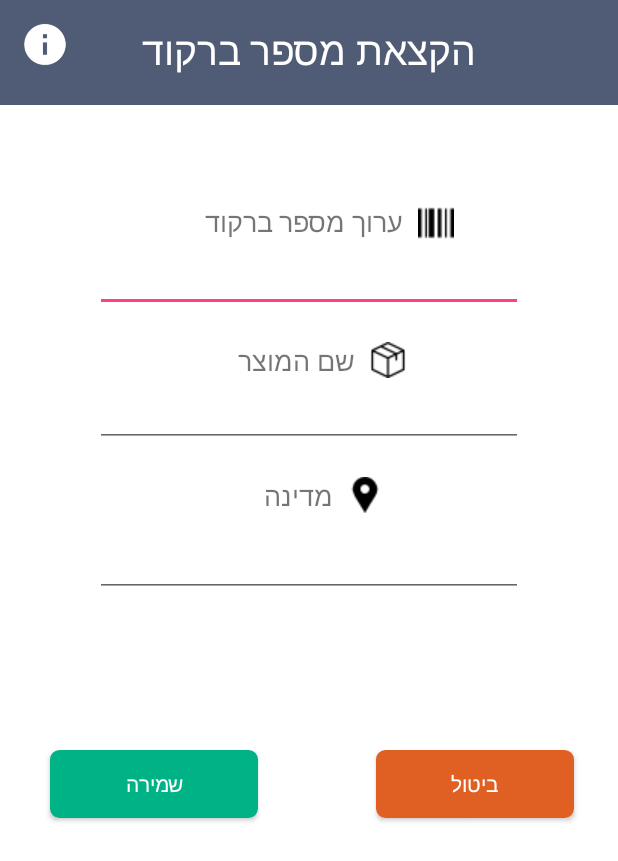
After one commit to moranmo29/Final_Project, an Android app: the AddBarcode screen opened directly, with no data from a screen before it, on a phone screen of 412 x 824 dp. The commit adds this screen. Shown: the top 861 px of the screen. Run offline under Robolectric (Android 15) with nearby library versions, the phone set to English and light mode, and no system bars.

Commit message:
add barcode activity

```diff
--- a/app/src/main/AndroidManifest.xml
+++ b/app/src/main/AndroidManifest.xml
@@ -28,7 +28,9 @@
         <activity android:name=".Shops" />
         <activity android:name=".AddShop" />
         <activity android:name=".ToDo" />
-        <activity android:name=".AddToDo"></activity>
+        <activity android:name=".AddToDo" />
+        <activity android:name=".Barcode" />
+        <activity android:name=".AddBarcode"></activity>
     </application>
 
 </manifest>
--- /dev/null
+++ b/app/src/main/java/com/moran/myd/AddBarcode.java
@@ -0,0 +1,32 @@
+package com.moran.myd;
+
+import android.content.Intent;
+import android.support.v7.app.AppCompatActivity;
+import android.os.Bundle;
+import android.view.View;
+import android.widget.Button;
+
+public class AddBarcode extends AppCompatActivity {
+
+    Button cancelBarcodeBtn;
+
+    @Override
+    protected void onCreate(Bundle savedInstanceState) {
+        super.onCreate(savedInstanceState);
+        setContentView(R.layout.activity_add_barcode);
+
+        cancelBarcodeBtn = (Button)findViewById(R.id.cancel_btn);
+
+        cancelBarcodeBtn.setOnClickListener(new View.OnClickListener() {
+            @Override
+            public void onClick(View view) {
+                moveToBarcodeScreen();
+            }
+        });
+    }
+
+    public void moveToBarcodeScreen(){
+        Intent i = new Intent(AddBarcode.this, Barcode.class);
+        startActivity(i);
+    }
+}
--- a/app/src/main/java/com/moran/myd/MainMenu.java
+++ b/app/src/main/java/com/moran/myd/MainMenu.java
@@ -54,6 +54,8 @@ public class MainMenu extends AppCompatActivity {
                         startActivity(i);
                         break;
                     case 5:
+                        i = new Intent(MainMenu.this,Barcode.class);
+                        startActivity(i);
                         break;
                     case 6:
                         break;
--- /dev/null
+++ b/app/src/main/res/layout/activity_add_barcode.xml
@@ -0,0 +1,169 @@
+<?xml version="1.0" encoding="utf-8"?>
+<RelativeLayout xmlns:android="http://schemas.android.com/apk/res/android"
+    xmlns:app="http://schemas.android.com/apk/res-auto"
+    xmlns:tools="http://schemas.android.com/tools"
+    android:id="@+id/activity_add_barcode"
+    android:layout_width="match_parent"
+    android:layout_height="match_parent"
+    android:background="#FFFFFF"
+    tools:context="com.moran.myd.AddBarcode">
+
+    <LinearLayout
+        android:layout_width="match_parent"
+        android:layout_height="70dp"
+        android:layout_centerHorizontal="true"
+        android:background="#505C76"
+        android:orientation="vertical"
+        android:textAlignment="center" />
+
+    <TextView
+        android:id="@+id/textAddBarcode"
+        android:layout_width="match_parent"
+        android:layout_height="wrap_content"
+        android:layout_alignParentLeft="true"
+        android:layout_alignParentStart="true"
+        android:layout_marginBottom="19dp"
+        android:padding="15dp"
+        android:text="@string/new_barcode_title"
+        android:textAlignment="center"
+        android:textColor="@android:color/white"
+        android:textSize="26sp" />
+
+    <LinearLayout
+        android:layout_width="match_parent"
+        android:layout_height="400dp"
+        android:layout_alignParentLeft="true"
+        android:layout_alignParentStart="true"
+        android:layout_below="@+id/textAddBarcode"
+        android:orientation="vertical"
+        android:weightSum="1">
+
+        <TextView
+            android:id="@+id/add_barcode_number_title"
+            android:layout_width="193dp"
+            android:layout_height="wrap_content"
+            android:layout_gravity="center"
+            android:layout_marginTop="50dp"
+            android:layout_weight="0.03"
+            android:drawablePadding="10dp"
+            android:drawableRight="@drawable/barcode_icon"
+            android:ems="10"
+            android:text="@string/barcode_number"
+            android:textSize="18sp" />
+
+        <EditText
+            android:id="@+id/add_barcode_number"
+            android:layout_width="285dp"
+            android:layout_height="wrap_content"
+            android:layout_gravity="center"
+            android:ems="10"
+            android:inputType="number"
+            android:textAlignment="center" />
+
+        <TextView
+            android:id="@+id/add_product_name_title"
+            android:layout_width="130dp"
+            android:layout_height="wrap_content"
+            android:layout_gravity="center"
+            android:layout_marginTop="20dp"
+            android:drawablePadding="10dp"
+            android:drawableRight="@drawable/package_product"
+            android:ems="10"
+            android:text="@string/bracode_product_name"
+            android:textSize="18sp" />
+
+        <EditText
+            android:id="@+id/et_product_name"
+            android:layout_width="285dp"
+            android:layout_height="wrap_content"
+            android:layout_gravity="center"
+            android:drawablePadding="10dp"
+            android:ems="10"
+            android:imeOptions="actionNext"
+            android:inputType="text"
+            android:maxLines="1"
+            android:textAlignment="center" />
+
+        <TextView
+            android:id="@+id/add_tv_country"
+            android:layout_width="99dp"
+            android:layout_height="wrap_content"
+            android:layout_gravity="center"
+            android:layout_marginTop="20dp"
+            android:drawablePadding="10dp"
+            android:drawableRight="@drawable/locate_country"
+            android:ems="10"
+            android:text="@string/barcode_country"
+            android:textSize="18sp" />
+
+        <EditText
+            android:id="@+id/et_country"
+            android:layout_width="285dp"
+            android:layout_height="wrap_content"
+            android:layout_gravity="center"
+            android:layout_weight="0.10"
+            android:drawablePadding="10dp"
+            android:ems="10"
+            android:imeOptions="actionDone"
+            android:inputType="text"
+            android:maxLines="1"
+            android:textAlignment="center" />
+
+    </LinearLayout>
+
+    <ImageButton
+        android:id="@+id/info_btn"
+        android:layout_width="35dp"
+        android:layout_height="35dp"
+        android:layout_alignParentLeft="true"
+        android:layout_alignParentStart="true"
+        android:layout_alignParentTop="true"
+        android:layout_marginLeft="12dp"
+        android:layout_marginStart="12dp"
+        android:layout_marginTop="12dp"
+        android:background="#505C76"
+        android:scaleType="fitXY"
+        app:srcCompat="@drawable/infor" />
+
+    <RelativeLayout
+        android:layout_width="match_parent"
+        android:layout_height="100dp"
+        android:layout_alignParentLeft="true"
+        android:layout_alignParentStart="true"
+        android:layout_alignParentTop="true"
+        android:layout_marginTop="500dp">
+
+        <Button
+            android:id="@+id/cancel_btn"
+            android:layout_width="wrap_content"
+            android:layout_height="45dp"
+            android:layout_alignParentEnd="true"
+            android:layout_alignParentRight="true"
+            android:layout_alignParentTop="true"
+            android:layout_marginEnd="29dp"
+            android:layout_marginRight="29dp"
+            android:background="@drawable/buttonshape"
+            android:backgroundTint="#DF6022"
+            android:paddingLeft="50dp"
+            android:paddingRight="50dp"
+            android:text="@string/cancel_btn"
+            android:textColor="#FFFFFF" />
+
+        <Button
+            android:id="@+id/save_btn"
+            android:layout_width="wrap_content"
+            android:layout_height="45dp"
+            android:layout_alignParentLeft="true"
+            android:layout_alignParentStart="true"
+            android:layout_alignParentTop="true"
+            android:layout_marginLeft="33dp"
+            android:layout_marginStart="33dp"
+            android:background="@drawable/buttonshape"
+            android:backgroundTint="#00B386"
+            android:paddingLeft="50dp"
+            android:paddingRight="50dp"
+            android:text="@string/save_btn"
+            android:textColor="#FFFFFF" />
+    </RelativeLayout>
+
+</RelativeLayout>
--- a/app/src/main/res/values/strings.xml
+++ b/app/src/main/res/values/strings.xml
@@ -99,5 +99,13 @@
 
     <string name="todo_done">Done</string>
 
+    <!--Barcode Activity-->
+    <string name="barcode_title">ברקוד</string>
+
+    <string name="new_barcode_title">הקצאת מספר ברקוד</string>
+    <string name="barcode_number">ערוך מספר ברקוד</string>
+    <string name="bracode_product_name">שם המוצר</string>
+    <string name="barcode_country">מדינה</string>
+
 
 </resources>
```
Also changed, not shown: app/src/main/java/com/moran/myd/Barcode.java (added, +45 -0 lines), app/src/main/res/layout/activity_barcode.xml (added, +78 -0 lines), app/src/main/res/drawable/barcode_icon.png (added), app/src/main/res/drawable/locate_country.png (added), app/src/main/res/drawable/package_product.png (added).
